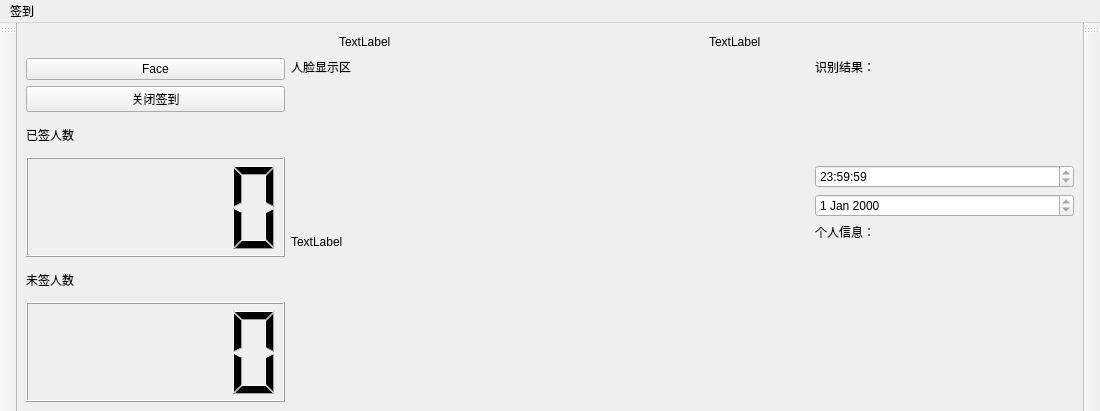
HeJayce/Face_Recognition, file code/Mainwindows.ui: the form before one commit.
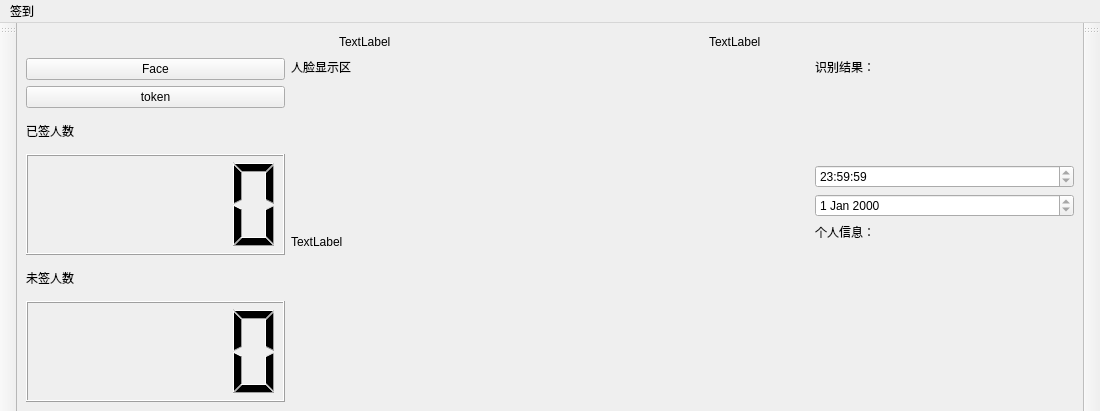
The form after the commit.

The edit to the form file:
```diff
--- a/code/Mainwindows.ui
+++ b/code/Mainwindows.ui
@@ -92,7 +92,7 @@
         <item>
          <widget class="QPushButton" name="pushButton">
           <property name="text">
-           <string>关闭签到</string>
+           <string>token</string>
           </property>
          </widget>
         </item>
```
